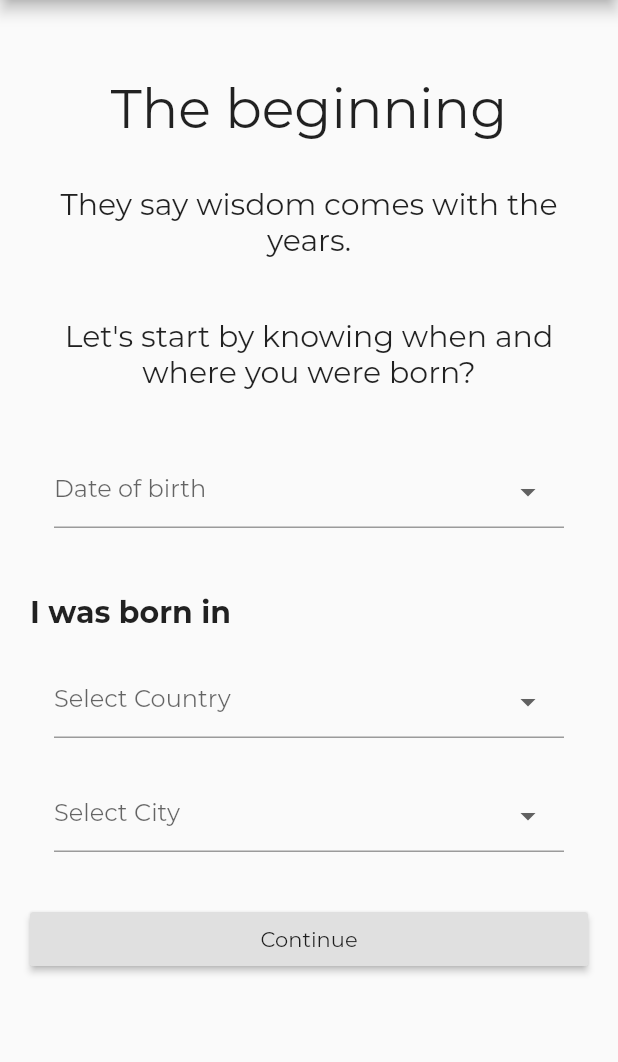
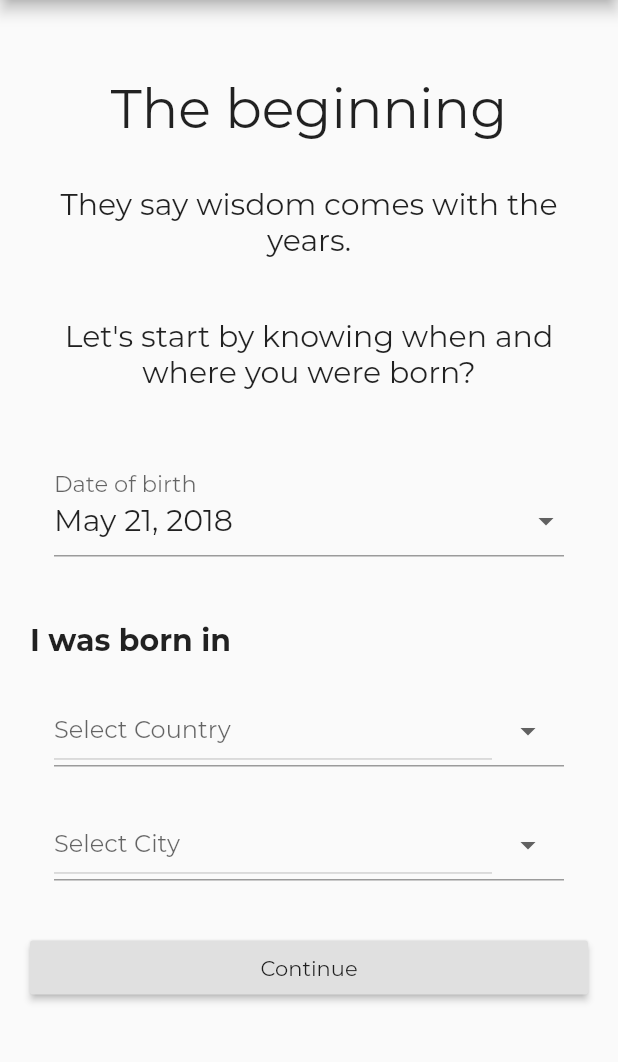
Before and after one commit to gluix20/legacy, a Flutter app: the BeginScreen screen opened directly, on a phone screen of 412 x 824 dp, the part 84-1146 px from its top. Run offline on Flutter 3.47's test engine with Material 2 defaults, Android fonts, the phone set to English and light mode, and no system bars; missing offline and left inert: validate; project files that could hold a hidden picture were left out.

```diff
--- a/lib/begin.dart
+++ b/lib/begin.dart
@@ -4,9 +4,31 @@ import 'registry.dart';
 import 'city.dart';
 import 'weed.dart';
 
-class BeginScreen extends StatelessWidget {
+import 'dart:async';
+import 'package:intl/intl.dart';
+
+class BeginScreen extends StatefulWidget {
+  BeginScreen({Key key}) : super(key: key);
+
+  @override
+  _BeginScreenState createState() => new _BeginScreenState();
+}
+
+class _BeginScreenState extends State<BeginScreen> {
 
   final GlobalKey<ScaffoldState> _scaffoldKey = new GlobalKey<ScaffoldState>();
+  final List<String> _allCountries = <String>['United States', 'England', 'Australia', 'Guatemala'];
+  String _country ;
+  DateTime _fromDate = new DateTime.now();
+  TimeOfDay _fromTime = const TimeOfDay(hour: 7, minute: 28);
+  DateTime _toDate = new DateTime.now();
+  TimeOfDay _toTime = const TimeOfDay(hour: 7, minute: 28);
+
+  @override
+  initState()  {
+    super.initState();
+
+  }
 
   @override
   Widget build(BuildContext context) {
@@ -17,6 +39,7 @@ class BeginScreen extends StatelessWidget {
       body: new Container(
         padding: new EdgeInsets.all(20.0),
         child: new ListView(
+            //padding: const EdgeInsets.all(16.0),
             children: <Widget>[
 
               new TextCont('The beginning', 36.0, 30.0, 30.0),
@@ -26,50 +49,112 @@ class BeginScreen extends StatelessWidget {
 
               new Container(
                 child: new ListTile(
-                  //leading: const Icon(Icons.person), //The icon prior the field.
-                  title: new TextField(
-                    decoration: new InputDecoration(
-                      hintText: "Date of birth", //It appears on textfield as help.
-                      suffixIcon: new Icon(Icons.arrow_drop_down,
-                          color: Theme.of(context).brightness == Brightness.light ? Colors.grey.shade700 : Colors.white70
-                      ),
-                    ),
+
+                  title: new _DateTimePicker(
+                    labelText: 'Date of birth',
+                    selectedDate: _fromDate,
+                    selectedTime: _fromTime,
+                    selectDate: (DateTime date) {
+                      setState(() {
+                        _fromDate = date;
+                      });
+                    },
                   ),
+
                 ),
                 margin: new EdgeInsets.only(top: 0.0, bottom: 40.0),
               ),
 
+
+
               new TextCont('I was born in', 20.0, 0.0, 20.0, TextAlign.left, FontWeight.w700),
 
+              new Container(
+              child: new ListTile(
+                title: new InputDecorator(
+                  decoration: new InputDecoration(
+                    labelText: 'Select Country',
+                    hintText: 'Choose a country',
+                    isDense: true,
+                    border: null,
 
-              new Container(
-                child: new ListTile(
-                  //leading: const Icon(Icons.person), //The icon prior the field.
-                  title: new TextField(
-                    decoration: new InputDecoration(
-                      hintText: "Select Country", //It appears on textfield as help.
-                      suffixIcon: new Icon(Icons.arrow_drop_down,
+                    suffixIcon: new Icon(Icons.arrow_drop_down, size: 24.0,
                           color: Theme.of(context).brightness == Brightness.light ? Colors.grey.shade700 : Colors.white70
                       ),
+                      contentPadding: new EdgeInsets.all(0.0),
+   //labelStyle: new TextStyle(inherit: false, fontSize: 14.0, textBaseline: TextBaseline.alphabetic),
+
+                    ),
+//baseStyle: new TextStyle(inherit: false, fontSize: 14.0, textBaseline: TextBaseline.alphabetic),
+                  isEmpty: _country == null,
+
+                  child: new DropdownButton<String>(
+//style: new TextStyle(inherit: false, fontSize: 14.0, textBaseline: TextBaseline.alphabetic),
+                      value: _country,
+                      isDense: true,
+                      iconSize: 0.0,
+                      onChanged: (String newValue) {
+                        setState(() {
+                          _country = newValue;
+                        });
+                      },
+                      items: _allCountries.map((String value) {
+                        return new DropdownMenuItem<String>(
+
+                          value: value,
+                          child: new Text(value),
+
+                        );
+                      }).toList(),
+
                     ),
                   ),
+
                 ),
                 margin: new EdgeInsets.only(top: 0.0, bottom: 20.0),
+
               ),
 
               new Container(
                 child: new ListTile(
-                  //leading: const Icon(Icons.person), //The icon prior the field.
-                  title: new TextField(
+                  title: new InputDecorator(
                     decoration: new InputDecoration(
-                      hintText: "Select City", //It appears on textfield as help.
-                      suffixIcon: new Icon(Icons.arrow_drop_down,
+                      labelText: 'Select City',
+                      hintText: 'Choose a city',
+                      isDense: true,
+                      border: null,
+
+                      suffixIcon: new Icon(Icons.arrow_drop_down, size: 24.0,
                           color: Theme.of(context).brightness == Brightness.light ? Colors.grey.shade700 : Colors.white70
                       ),
+                      contentPadding: new EdgeInsets.all(0.0),
+                    ),
+                    isEmpty: _country == null,
+
+                    child: new DropdownButton<String>(
+                      value: _country,
+                      isDense: true,
+                      iconSize: 0.0,
+                      onChanged: (String newValue) {
+                        setState(() {
+                          _country = newValue;
+                        });
+                      },
+                      items: _allCountries.map((String value) {
+                        return new DropdownMenuItem<String>(
+
+                          value: value,
+                          child: new Text(value),
+
+                        );
+                      }).toList(),
+
                     ),
                   ),
+
                 ),
                 margin: new EdgeInsets.only(top: 0.0, bottom: 30.0),
+
               ),
 
               new RaisedButton(
@@ -87,3 +172,95 @@ class BeginScreen extends StatelessWidget {
     );
   }
 }
+
+
+
+class _DateTimePicker extends StatelessWidget {
+  const _DateTimePicker({
+    Key key,
+    this.labelText,
+    this.selectedDate,
+    this.selectedTime,
+    this.selectDate,
+    this.selectTime
+  }) : super(key: key);
+
+  final String labelText;
+  final DateTime selectedDate;
+  final TimeOfDay selectedTime;
+  final ValueChanged<DateTime> selectDate;
+  final ValueChanged<TimeOfDay> selectTime;
+
+  Future<Null> _selectDate(BuildContext context) async {
+    final DateTime picked = await showDatePicker(
+        context: context,
+        initialDate: selectedDate,
+        firstDate: new DateTime(1900, 1),
+        lastDate: new DateTime(2101)
+    );
+    if (picked != null && picked != selectedDate)
+      selectDate(picked);
+  }
+
+
+  @override
+  Widget build(BuildContext context) {
+    final TextStyle valueStyle = Theme.of(context).textTheme.title;
+    return new Row(
+      crossAxisAlignment: CrossAxisAlignment.end,
+      children: <Widget>[
+        new Expanded(
+          flex: 4,
+          child: new _InputDropdown(
+            labelText: labelText,
+            valueText: new DateFormat.yMMMd().format(selectedDate),
+            valueStyle: valueStyle,
+            onPressed: () { _selectDate(context); },
+          ),
+        ),
+        //twee
+        // const SizedBox(width: 12.0),
+
+      ],
+    );
+  }
+}
+
+class _InputDropdown extends StatelessWidget {
+  const _InputDropdown({
+    Key key,
+    this.child,
+    this.labelText,
+    this.valueText,
+    this.valueStyle,
+    this.onPressed }) : super(key: key);
+
+  final String labelText;
+  final String valueText;
+  final TextStyle valueStyle;
+  final VoidCallback onPressed;
+  final Widget child;
+
+  @override
+  Widget build(BuildContext context) {
+    return new InkWell(
+      onTap: onPressed,
+      child: new InputDecorator(
+        decoration: new InputDecoration(
+          labelText: labelText,
+        ),
+        baseStyle: valueStyle,
+        child: new Row(
+          mainAxisAlignment: MainAxisAlignment.spaceBetween,
+          mainAxisSize: MainAxisSize.min,
+          children: <Widget>[
+            new Text(valueText, style: valueStyle),
+            new Icon(Icons.arrow_drop_down,
+                color: Theme.of(context).brightness == Brightness.light ? Colors.grey.shade700 : Colors.white70
+            ),
+          ],
+        ),
+      ),
+    );
+  }
+}
--- a/lib/main.dart
+++ b/lib/main.dart
@@ -138,14 +138,15 @@ class _LoginPageState extends State<LoginPage> {
 
                 new Container(
                   width: screenSize.width,
-                  child: new RaisedButton(
+                  child: new OutlineButton(
                     //disabledColor: Colors.transparent,
                     child: new Text(
                       'Continue with Facebook',
-                      style: new TextStyle(color: Colors.white),
+                      //style: new TextStyle(color: Colors.white),
                     ),
-                    onPressed: null,
-                    color: Colors.blue,
+                    onPressed: this.submit,
+                    //color: Colors.blue,
+                    borderSide: new BorderSide(width: 3.0),
 
 
                   ),
@@ -165,3 +166,10 @@ class _LoginPageState extends State<LoginPage> {
     );
   }
 }
+
+const List<String> coolColorNames = const <String>[
+  'Sarcoline', 'Coquelicot', 'Smaragdine', 'Mikado', 'Glaucous', 'Wenge',
+  'Fulvous', 'Xanadu', 'Falu', 'Eburnean', 'Amaranth', 'Australien',
+  'Banan', 'Falu', 'Gingerline', 'Incarnadine', 'Labrador', 'Nattier',
+  'Pervenche', 'Sinoper', 'Verditer', 'Watchet', 'Zaffre',
+];
--- a/lib/story.dart
+++ b/lib/story.dart
@@ -16,9 +16,6 @@ class StoryScreen extends StatefulWidget {
 
 class _StoryScreenState extends State<StoryScreen> {
   final FocusNode n = new FocusNode();//Le tuve que poner final porque es stateless.
-
-
-
 
   @override
   initState()  {
--- a/lib/weed.dart
+++ b/lib/weed.dart
@@ -1,4 +1,5 @@
 import 'package:flutter/material.dart';
+
 
 class TextCont extends Container {
 
```
